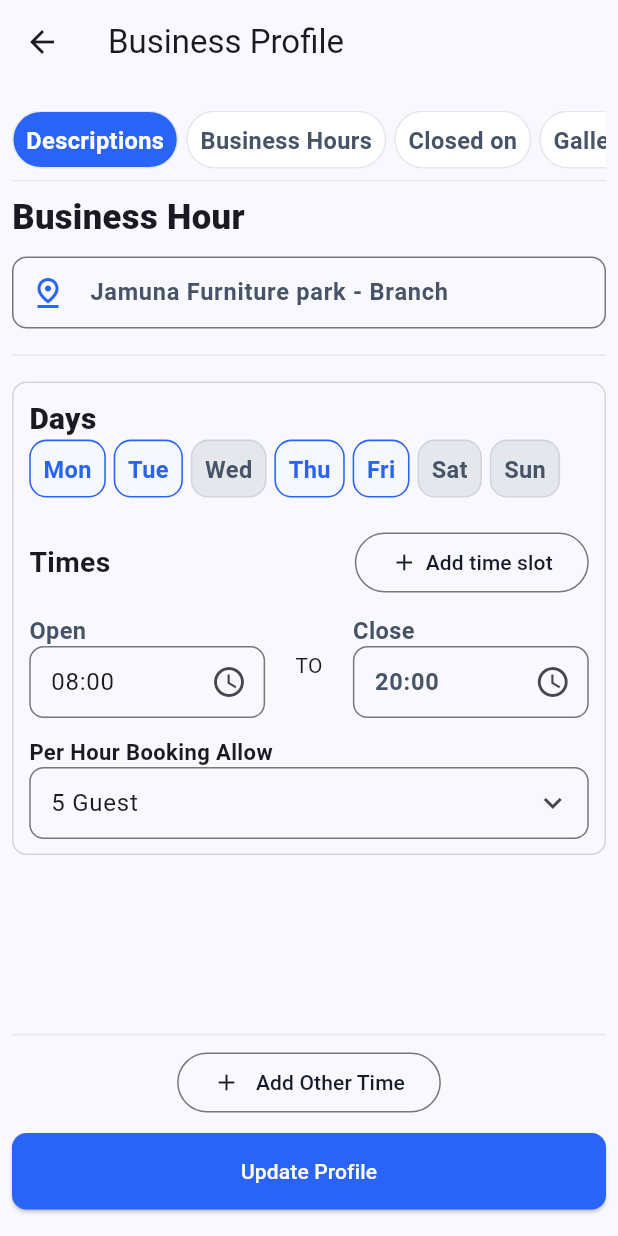
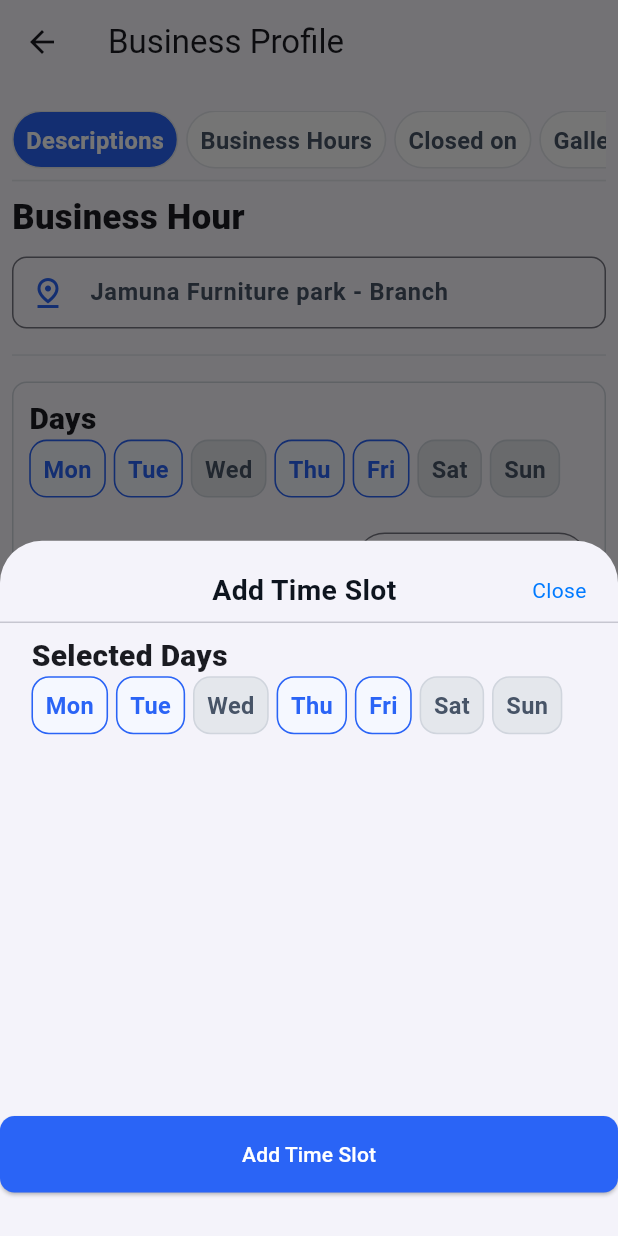
Before and after one commit to Tolulope05/test_proj_time, a Flutter app: the screen it shows after launch, after a tap on "Add time slot", on a phone screen of 412 x 824 dp. Run offline on Flutter 3.47's test engine with Material 2 defaults, Android fonts, the phone set to English and light mode, and no system bars; our stand-ins replace flutter_screenutil, get.

Commit message:
small restructure

```diff
--- a/lib/business_hour_screen.dart
+++ b/lib/business_hour_screen.dart
@@ -5,9 +5,10 @@ import 'package:flutter/material.dart';
 import 'package:flutter_screenutil/flutter_screenutil.dart';
 import 'package:get/get.dart';
 
-import 'app_colors.dart';
-import 'business_hour_model.dart';
-import 'business_hour_vm.dart';
+import 'components/new_time_slot_bs.dart';
+import 'utils/app_colors.dart';
+import 'model/business_hour_model.dart';
+import 'view_models/business_hour_vm.dart';
 
 class BusineshourScreen extends StatelessWidget {
   const BusineshourScreen({super.key});
@@ -129,7 +130,6 @@ class BusineshourScreen extends StatelessWidget {
                           horizontal: 10.w, vertical: 10.h),
                       decoration: BoxDecoration(
                           border: Border.all(color: grey4),
-                          // color: grey2,
                           borderRadius: BorderRadius.circular(10.r)),
                       child: Column(
                         crossAxisAlignment: CrossAxisAlignment.start,
@@ -211,7 +211,14 @@ class BusineshourScreen extends StatelessWidget {
                                   style: OutlinedButton.styleFrom(
                                     foregroundColor: blackColor,
                                   ),
-                                  onPressed: () {},
+                                  onPressed: () async {
+                                    await showModalBottomSheet(
+                                      context: context,
+                                      builder: (context) => NewTimeSlotBS(
+                                        businnessHr: businnessHr,
+                                      ),
+                                    );
+                                  },
                                   child: Row(
                                     mainAxisSize: MainAxisSize.min,
                                     children: [
--- /dev/null
+++ b/lib/components/new_time_slot_bs.dart
@@ -0,0 +1,149 @@
+import 'package:flutter/material.dart';
+import 'package:flutter_screenutil/flutter_screenutil.dart';
+import 'package:get/get.dart';
+import 'package:test_proj_time/model/business_hour_model.dart';
+import 'package:test_proj_time/utils/app_colors.dart';
+
+import '../view_models/business_hour_vm.dart';
+
+class NewTimeSlotBS extends StatelessWidget {
+  const NewTimeSlotBS({super.key, required this.businnessHr});
+  final BusinessHourModel businnessHr;
+
+  @override
+  Widget build(BuildContext context) {
+    return GetBuilder<BusinessHourController>(
+        builder: (businessHourController) {
+      return Container(
+        padding: EdgeInsets.symmetric(
+          vertical: 20.h,
+        ),
+        child: Column(
+          crossAxisAlignment: CrossAxisAlignment.start,
+          mainAxisSize: MainAxisSize.min,
+          children: [
+            Padding(
+              padding: EdgeInsets.symmetric(
+                horizontal: 20.w,
+              ),
+              child: Row(
+                mainAxisSize: MainAxisSize.min,
+                children: [
+                  const Expanded(flex: 4, child: SizedBox()),
+                  Text(
+                    'Add Time Slot',
+                    style: TextStyle(
+                      fontWeight: FontWeight.w600,
+                      color: grey10,
+                      fontSize: 18.sp,
+                    ),
+                  ),
+                  const Expanded(flex: 3, child: SizedBox()),
+                  GestureDetector(
+                    onTap: () {
+                      Navigator.pop(context);
+                    },
+                    child: Text(
+                      'Close',
+                      style: TextStyle(
+                        color: primary100,
+                      ),
+                    ),
+                  ),
+                ],
+              ),
+            ),
+            const Divider(),
+            Expanded(
+              child: SingleChildScrollView(
+                padding: EdgeInsets.symmetric(horizontal: 20.w),
+                child: Column(
+                  crossAxisAlignment: CrossAxisAlignment.start,
+                  children: [
+                    Text(
+                      'Selected Days',
+                      style: TextStyle(
+                        fontWeight: FontWeight.w800,
+                        fontSize: 19.sp,
+                      ),
+                    ),
+                    ConstrainedBox(
+                      constraints: BoxConstraints.loose(Size(1.sw, 40.h)),
+                      child: ListView.separated(
+                        scrollDirection: Axis.horizontal,
+                        shrinkWrap: true,
+                        itemBuilder: (context, index) {
+                          return InkWell(
+                            onTap: () {
+                              businessHourController.toggleDaysInBusinesshour(
+                                  businnessHr,
+                                  businessHourController.days[index]);
+                            },
+                            child: Container(
+                              padding: EdgeInsets.symmetric(
+                                  horizontal: 8.w, vertical: 5.h),
+                              decoration: BoxDecoration(
+                                color: businnessHr.days!.contains(
+                                        businessHourController.days[index])
+                                    ? primaryLight
+                                    : grey3,
+                                borderRadius: BorderRadius.circular(12.r),
+                                border: Border.all(
+                                  color: businnessHr.days!.contains(
+                                          businessHourController.days[index])
+                                      ? primaryColor
+                                      : grey4,
+                                  width: 1.w,
+                                ),
+                              ),
+                              alignment: Alignment.center,
+                              child: Text(
+                                businessHourController.days[index]
+                                    .substring(0, 3),
+                                style: TextStyle(
+                                  fontWeight: FontWeight.w600,
+                                  fontSize: 15.sp,
+                                  color: businnessHr.days!.contains(
+                                          businessHourController.days[index])
+                                      ? primaryColor
+                                      : grey7,
+                                ),
+                              ),
+                            ),
+                          );
+                        },
+                        separatorBuilder: (context, index) {
+                          return SizedBox(width: 5.w);
+                        },
+                        itemCount: businessHourController.days.length,
+                      ),
+                    ),
+                  ],
+                ),
+              ),
+            ),
+            SizedBox(height: 10.h),
+            Center(
+              child: ElevatedButton(
+                style: ElevatedButton.styleFrom(
+                  foregroundColor: whiteColor,
+                  backgroundColor: primaryColor,
+                  padding:
+                      EdgeInsets.symmetric(horizontal: 20.w, vertical: 16.h),
+                  shape: RoundedRectangleBorder(
+                    borderRadius: BorderRadius.circular(10.r),
+                  ),
+                ),
+                onPressed: () {},
+                child: const Center(
+                  child: Text("Add Time Slot"),
+                ),
+              ),
+            ),
+            SizedBox(height: 10.h),
+          ],
+        ),
+      );
+    });
+  }
+}
--- a/lib/main.dart
+++ b/lib/main.dart
@@ -1,7 +1,7 @@
 import 'package:flutter/material.dart';
 import 'package:flutter_screenutil/flutter_screenutil.dart';
 import 'package:get/route_manager.dart';
-import 'package:test_proj_time/app_colors.dart';
+import 'package:test_proj_time/utils/app_colors.dart';
 
 import 'business_hour_screen.dart';
 
--- a/lib/business_hour_vm.dart
+++ b/lib/view_models/business_hour_vm.dart
@@ -1,5 +1,5 @@
 import 'package:get/get.dart';
-import 'package:test_proj_time/business_hour_model.dart';
+import 'package:test_proj_time/model/business_hour_model.dart';
 
 class BusinessHourController extends GetxController {
   List<String> headers = [
```
Also changed, not shown: lib/model/business_hour_model.dart (renamed from lib/business_hour_model.dart), lib/utils/app_colors.dart (renamed from lib/app_colors.dart).
